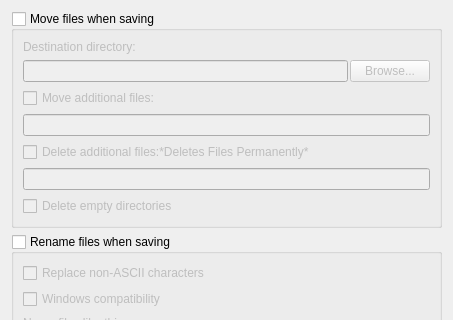
Above: ui/options_renaming.ui from metabrainz/picard before the change; both pictures show x 0 to 453 and y 0 to 320 of the 453 by 560 pixel window. Below: the same form after it.
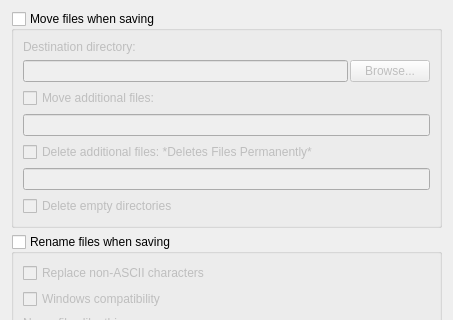
That is the form after the change.

```diff
--- a/ui/options_renaming.ui
+++ b/ui/options_renaming.ui
@@ -92,7 +92,7 @@
           <bool>false</bool>
          </property>
          <property name="text">
-          <string>Delete additional files:*Deletes Files Permanently*</string>
+          <string>Delete additional files: *Deletes Files Permanently*</string>
          </property>
         </widget>
       </item>
```
